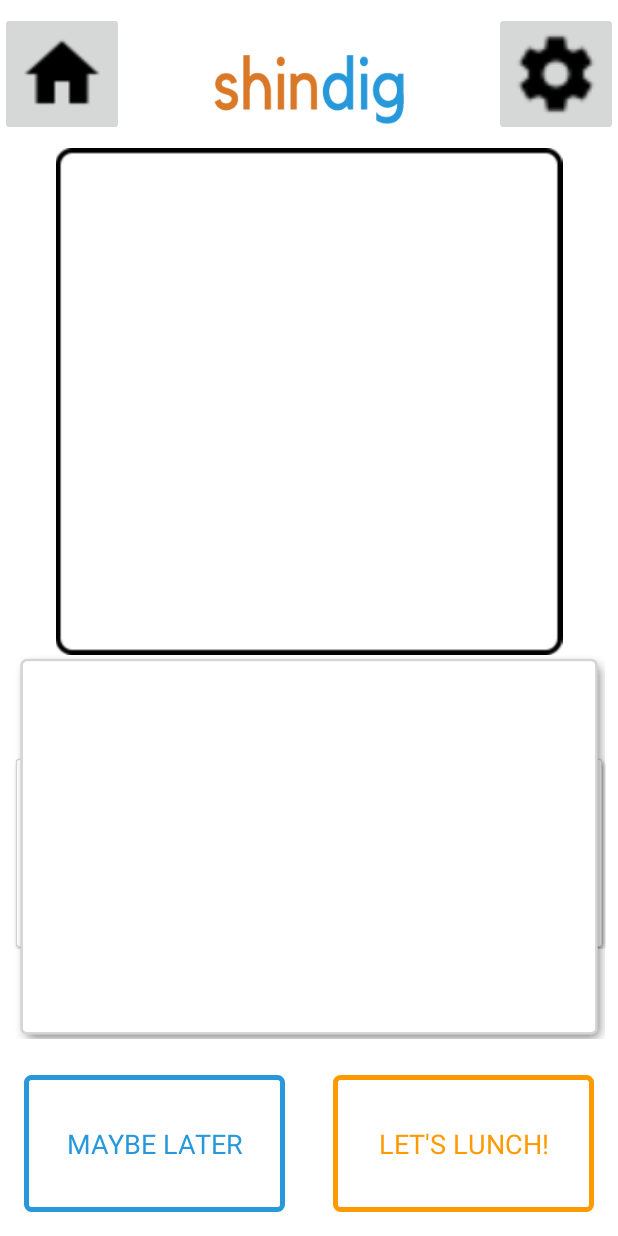
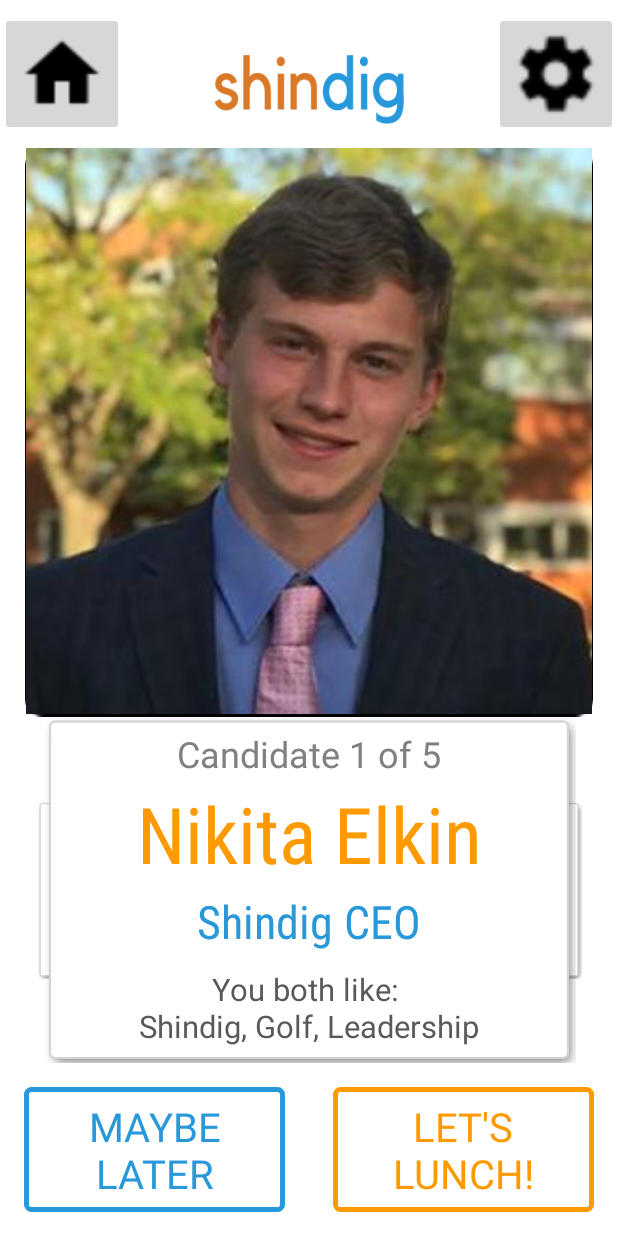
Before and after one commit to Nikita-Elkin/Shindig, an Android app: the Matching screen opened directly, with no data from a screen before it, on a phone screen of 412 x 824 dp. Run offline under Robolectric (Android 15) with nearby library versions, the phone set to English and light mode, and no system bars.

Commit message:
Edited the matching screen to include sample picture and text

```diff
--- a/app/src/main/res/layout/activity_matching.xml
+++ b/app/src/main/res/layout/activity_matching.xml
@@ -14,6 +14,7 @@
         android:layout_width="0dp"
         android:layout_height="0dp"
         android:layout_marginTop="8dp"
+        android:contentDescription="@string/settings_button"
         android:scaleType="fitCenter"
         android:src="@drawable/settings_icon"
         app:layout_constraintBottom_toTopOf="@+id/topBar"
@@ -23,14 +24,14 @@
         app:layout_constraintStart_toEndOf="@+id/shindigImage"
         app:layout_constraintStart_toStartOf="@+id/shindigRight"
         app:layout_constraintTop_toTopOf="parent"
-        app:layout_constraintVertical_bias="1.0"
-        android:contentDescription="@string/settings_button"/>
+        app:layout_constraintVertical_bias="1.0" />
 
     <ImageButton
         android:id="@+id/homeButton"
         android:layout_width="0dp"
         android:layout_height="0dp"
         android:layout_marginTop="8dp"
+        android:contentDescription="@string/home_button"
         android:scaleType="fitCenter"
         android:src="@drawable/home_icon"
         app:layout_constraintBottom_toTopOf="@+id/topBar"
@@ -38,8 +39,7 @@
         app:layout_constraintEnd_toStartOf="@+id/shindigLeft"
         app:layout_constraintHorizontal_bias="0.5"
         app:layout_constraintStart_toStartOf="parent"
-        app:layout_constraintTop_toTopOf="parent"
-        android:contentDescription="@string/home_button"/>
+        app:layout_constraintTop_toTopOf="parent" />
 
     <ImageView
         android:id="@+id/shindigImage"
@@ -51,6 +51,7 @@
         android:layout_marginRight="8dp"
         android:layout_marginStart="8dp"
         android:layout_marginTop="8dp"
+        android:contentDescription="@string/shindig_logo"
         app:layout_constraintBottom_toTopOf="@+id/topBar"
         app:layout_constraintDimensionRatio="5:1"
         app:layout_constraintEnd_toStartOf="@+id/shindigRight"
@@ -59,48 +60,48 @@
         app:layout_constraintStart_toStartOf="@+id/shindigLeft"
         app:layout_constraintTop_toTopOf="parent"
         app:layout_constraintVertical_bias="1.0"
-        app:srcCompat="@drawable/shindig"
-        android:contentDescription="@string/shindig_logo"/>
+        app:srcCompat="@drawable/shindig" />
 
     <ImageView
         android:id="@+id/imageHolderImage"
         android:layout_width="0dp"
         android:layout_height="0dp"
         android:layout_marginTop="8dp"
+        android:contentDescription="@string/candidate_image"
         app:layout_constraintBottom_toTopOf="@+id/bottomSplit"
         app:layout_constraintDimensionRatio="1:1"
         app:layout_constraintEnd_toEndOf="parent"
-        app:layout_constraintHorizontal_bias="0.5"
         app:layout_constraintStart_toStartOf="parent"
         app:layout_constraintTop_toTopOf="@+id/topBar"
-        app:srcCompat="@drawable/picture_holder"
-        android:contentDescription="@string/candidate_image"/>
+        app:layout_constraintVertical_bias="0.0"
+        app:srcCompat="@drawable/picture_holder" />
 
     <ImageView
         android:id="@+id/rightCardImage"
         android:layout_width="0dp"
         android:layout_height="0dp"
         android:layout_marginBottom="8dp"
-        android:layout_marginEnd="8dp"
-        android:layout_marginRight="8dp"
+        android:layout_marginEnd="24dp"
+        android:layout_marginRight="24dp"
         android:layout_marginTop="8dp"
+        android:contentDescription="@string/right_card"
         app:layout_constraintBottom_toTopOf="@+id/buttonCardSplit"
         app:layout_constraintDimensionRatio="h,1.3:1"
         app:layout_constraintEnd_toEndOf="parent"
         app:layout_constraintHorizontal_bias="0.5"
         app:layout_constraintStart_toEndOf="@+id/leftCardImage"
         app:layout_constraintTop_toTopOf="@+id/bottomSplit"
-        app:srcCompat="@drawable/card"
-        android:contentDescription="@string/right_card"/>
+        app:srcCompat="@drawable/card" />
 
     <ImageView
         android:id="@+id/leftCardImage"
         android:layout_width="0dp"
         android:layout_height="0dp"
         android:layout_marginBottom="8dp"
-        android:layout_marginLeft="8dp"
-        android:layout_marginStart="8dp"
+        android:layout_marginLeft="24dp"
+        android:layout_marginStart="24dp"
         android:layout_marginTop="8dp"
+        android:contentDescription="@string/left_card"
         app:layout_constraintBottom_toTopOf="@+id/buttonCardSplit"
         app:layout_constraintDimensionRatio="h,1.3:1"
         app:layout_constraintEnd_toStartOf="@+id/rightCardImage"
@@ -108,24 +109,24 @@
         app:layout_constraintHorizontal_chainStyle="spread_inside"
         app:layout_constraintStart_toStartOf="parent"
         app:layout_constraintTop_toTopOf="@+id/bottomSplit"
-        app:srcCompat="@drawable/card"
-        android:contentDescription="@string/left_card"/>
+        app:srcCompat="@drawable/card" />
 
     <ImageView
         android:id="@+id/middleCardImage"
         android:layout_width="0dp"
         android:layout_height="0dp"
-        android:layout_marginBottom="8dp"
         android:layout_marginEnd="8dp"
         android:layout_marginLeft="8dp"
         android:layout_marginRight="8dp"
         android:layout_marginStart="8dp"
+        android:contentDescription="@string/middle_card"
         app:layout_constraintBottom_toTopOf="@+id/buttonCardSplit"
         app:layout_constraintEnd_toEndOf="parent"
+        app:layout_constraintHorizontal_bias="0.0"
         app:layout_constraintStart_toStartOf="parent"
         app:layout_constraintTop_toTopOf="@+id/bottomSplit"
-        app:srcCompat="@drawable/card"
-        android:contentDescription="@string/middle_card"/>
+        app:layout_constraintVertical_bias="1.0"
+        app:srcCompat="@drawable/card" />
 
     <Button
         android:id="@+id/letsLunchBtn"
@@ -135,9 +136,12 @@
         android:layout_marginEnd="16dp"
         android:layout_marginLeft="16dp"
         android:layout_marginRight="16dp"
+        android:autoSizeTextType="uniform"
+        android:padding="8dp"
         android:layout_marginStart="16dp"
         android:layout_marginTop="16dp"
         android:background="@drawable/lets_lunch_button_border"
+        android:contentDescription="@string/confirm_button"
         android:text="@string/confirm"
         android:textColor="@color/orange"
         android:textSize="18sp"
@@ -146,8 +150,7 @@
         app:layout_constraintEnd_toEndOf="parent"
         app:layout_constraintHorizontal_bias="0.5"
         app:layout_constraintStart_toEndOf="@+id/maybeLaterBtn"
-        app:layout_constraintTop_toTopOf="@+id/buttonCardSplit"
-        android:contentDescription="@string/confirm_button"/>
+        app:layout_constraintTop_toTopOf="@+id/buttonCardSplit" />
 
     <Button
         android:id="@+id/maybeLaterBtn"
@@ -155,11 +158,14 @@
         android:layout_height="0dp"
         android:layout_marginBottom="16dp"
         android:layout_marginEnd="16dp"
+        android:autoSizeTextType="uniform"
+        android:padding="8dp"
         android:layout_marginLeft="16dp"
         android:layout_marginRight="16dp"
         android:layout_marginStart="16dp"
         android:layout_marginTop="16dp"
         android:background="@drawable/maybe_later_button_border"
+        android:contentDescription="@string/deny_button"
         android:text="@string/deny"
         android:textColor="@color/blue"
         android:textSize="18sp"
@@ -167,8 +173,7 @@
         app:layout_constraintBottom_toBottomOf="parent"
         app:layout_constraintEnd_toStartOf="@+id/letsLunchBtn"
         app:layout_constraintStart_toStartOf="parent"
-        app:layout_constraintTop_toTopOf="@+id/buttonCardSplit"
-        android:contentDescription="@string/deny_button"/>
+        app:layout_constraintTop_toTopOf="@+id/buttonCardSplit" />
 
     <android.support.constraint.Guideline
         android:id="@+id/bottomSplit"
@@ -176,7 +181,7 @@
         android:layout_height="wrap_content"
         android:orientation="horizontal"
         android:visibility="visible"
-        app:layout_constraintGuide_percent="0.53" />
+        app:layout_constraintGuide_percent="0.58" />
 
     <android.support.constraint.Guideline
         android:id="@+id/topBar"
@@ -192,7 +197,7 @@
         android:layout_height="wrap_content"
         android:orientation="horizontal"
         android:visibility="visible"
-        app:layout_constraintGuide_percent=".85" />
+        app:layout_constraintGuide_percent="0.86" />
 
     <android.support.constraint.Guideline
         android:id="@+id/shindigLeft"
@@ -208,4 +213,105 @@
         android:orientation="vertical"
         app:layout_constraintGuide_percent=".8" />
 
+    <ImageView
+        android:id="@+id/nikitaImageView"
+        android:layout_width="0dp"
+        android:layout_height="0dp"
+        android:layout_marginBottom="2dp"
+        app:layout_constraintBottom_toTopOf="@+id/bottomSplit"
+        app:layout_constraintEnd_toEndOf="@+id/imageHolderImage"
+        app:layout_constraintStart_toStartOf="@+id/imageHolderImage"
+        app:layout_constraintTop_toTopOf="@+id/imageHolderImage"
+        app:srcCompat="@drawable/bigboy" />
+
+    <TextView
+        android:id="@+id/candidateNameTextView"
+        android:layout_width="0dp"
+        android:layout_height="0dp"
+        android:layout_marginEnd="8dp"
+        android:layout_marginLeft="8dp"
+        android:layout_marginRight="8dp"
+        android:layout_marginStart="8dp"
+        android:layout_marginTop="8dp"
+        android:autoSizeTextType="uniform"
+        android:gravity="center"
+        android:text="Nikita Elkin"
+        android:textColor="@color/orange"
+        android:textSize="24sp"
+        app:fontFamily="sans-serif-condensed"
+        app:layout_constraintBottom_toTopOf="@+id/candidateNameGuide"
+        app:layout_constraintEnd_toStartOf="@+id/shindigRight"
+        app:layout_constraintStart_toStartOf="@+id/shindigLeft"
+        app:layout_constraintTop_toTopOf="@+id/nameGuide" />
+
+    <android.support.constraint.Guideline
+        android:id="@+id/candidateNameGuide"
+        android:layout_width="wrap_content"
+        android:layout_height="wrap_content"
+        android:orientation="horizontal"
+        android:visibility="visible"
+        app:layout_constraintGuide_percent="0.72" />
+
+    <TextView
+        android:id="@+id/candidatePostitionTextView"
+        android:layout_width="0dp"
+        android:layout_height="0dp"
+        android:autoSizeTextType="uniform"
+        android:gravity="center"
+        android:text="Shindig CEO"
+        android:textColor="@color/blue"
+        app:fontFamily="sans-serif-condensed"
+        app:layout_constraintBottom_toTopOf="@+id/candidatePositionBottom"
+        app:layout_constraintEnd_toStartOf="@+id/shindigRight"
+        app:layout_constraintStart_toStartOf="@+id/shindigLeft"
+        app:layout_constraintTop_toTopOf="@+id/candidateNameGuide" />
+
+    <android.support.constraint.Guideline
+        android:id="@+id/candidatePositionBottom"
+        android:layout_width="wrap_content"
+        android:layout_height="wrap_content"
+        android:orientation="horizontal"
+        app:layout_constraintGuide_percent="0.77" />
+
+    <TextView
+        android:id="@+id/youBothLikeTextView"
+        android:layout_width="0dp"
+        android:layout_height="0dp"
+        android:layout_marginBottom="8dp"
+        android:layout_marginEnd="8dp"
+        android:layout_marginLeft="8dp"
+        android:layout_marginRight="8dp"
+        android:layout_marginStart="8dp"
+        android:layout_marginTop="8dp"
+        android:autoSizeTextType="uniform"
+        android:gravity="center"
+        android:text="You both like: \nShindig, Golf, Leadership"
+        android:textColor="@color/grey_hint"
+        app:layout_constraintBottom_toTopOf="@+id/buttonCardSplit"
+        app:layout_constraintEnd_toStartOf="@+id/shindigRight"
+        app:layout_constraintStart_toStartOf="@+id/shindigLeft"
+        app:layout_constraintTop_toTopOf="@+id/candidatePositionBottom"
+        app:layout_constraintVertical_bias="0.459" />
+
+    <android.support.constraint.Guideline
+        android:id="@+id/nameGuide"
+        android:layout_width="wrap_content"
+        android:layout_height="wrap_content"
+        android:orientation="horizontal"
+        app:layout_constraintGuide_percent=".62" />
+
+    <TextView
+        android:id="@+id/candidateNumTextView"
+        android:layout_width="0dp"
+        android:layout_height="0dp"
+        android:layout_marginTop="10dp"
+        android:autoSizeTextType="uniform"
+        android:gravity="center"
+        android:text="Candidate 1 of 5"
+        android:textColor="@android:color/tertiary_text_light"
+        app:layout_constraintBottom_toTopOf="@+id/candidateNameTextView"
+        app:layout_constraintEnd_toStartOf="@+id/shindigRight"
+        app:layout_constraintStart_toStartOf="@+id/shindigLeft"
+        app:layout_constraintTop_toBottomOf="@+id/nikitaImageView" />
+
 </android.support.constraint.ConstraintLayout>
```
Also changed, not shown: app/src/main/res/drawable/bigboy.JPG (added).
